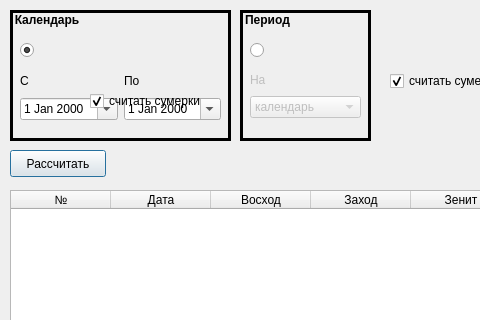
Qt form dialogtableview.ui (serg-lar/sun-moon-time) before a commit; both pictures show x 0 to 480 and y 0 to 320 of the 580 by 710 pixel window.
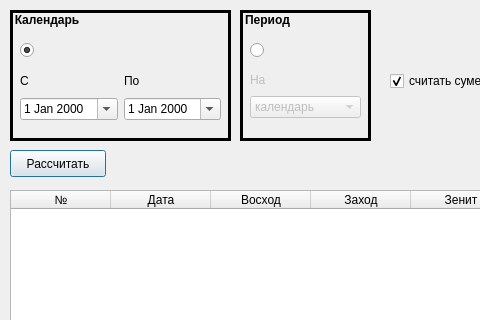
The same form after that commit.

Commit message: Устранен недочёт в интерфейсе, сделана сборка

```diff
--- a/dialogtableview.ui
+++ b/dialogtableview.ui
@@ -401,22 +401,6 @@
     <bool>true</bool>
    </property>
   </widget>
-  <widget class="QCheckBox" name="checkBoxTwilight_2">
-   <property name="geometry">
-    <rect>
-     <x>90</x>
-     <y>90</y>
-     <width>147</width>
-     <height>22</height>
-    </rect>
-   </property>
-   <property name="text">
-    <string>считать сумерки</string>
-   </property>
-   <property name="checked">
-    <bool>true</bool>
-   </property>
-  </widget>
  </widget>
  <resources/>
  <connections/>
```
